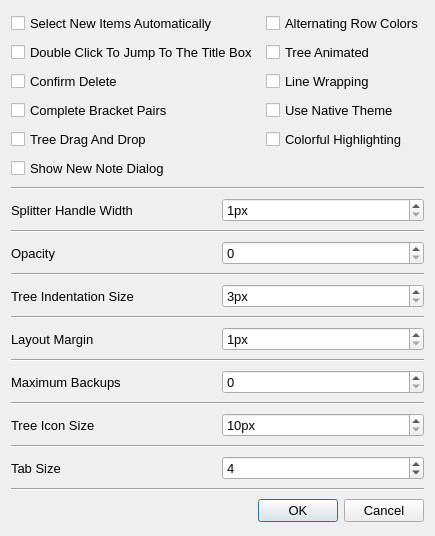
This is Dialogs/settingsdialog.ui in UnkindledTwo/TreeNotes as Qt 5 draws it before an edit. The edited form follows.
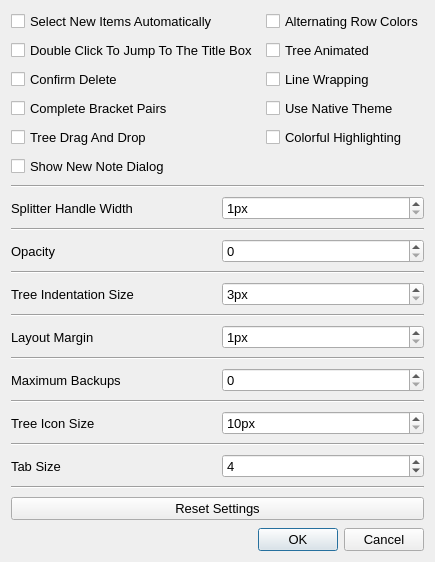
This is the edited form.

Diff of the .ui file:
```diff
--- a/Dialogs/settingsdialog.ui
+++ b/Dialogs/settingsdialog.ui
@@ -7,7 +7,7 @@
     <x>0</x>
     <y>0</y>
     <width>435</width>
-    <height>536</height>
+    <height>551</height>
    </rect>
   </property>
   <property name="minimumSize">
@@ -51,7 +51,7 @@
     <number>0</number>
    </property>
    <item row="1" column="0">
-    <layout class="QVBoxLayout" name="verticalLayout" stretch="0,0,0,0,0,0,0,0,0,0,0,0,0,0,0,0,0">
+    <layout class="QVBoxLayout" name="verticalLayout" stretch="0,0,0,0,0,0,0,0,0,0,0,0,0,0,0,0,0,0">
      <property name="spacing">
       <number>8</number>
      </property>
@@ -444,6 +444,13 @@
        </property>
       </widget>
      </item>
+     <item>
+      <widget class="QPushButton" name="bResetSettings">
+       <property name="text">
+        <string>Reset Settings</string>
+       </property>
+      </widget>
+     </item>
      <item>
       <widget class="QDialogButtonBox" name="buttonBox">
        <property name="orientation">
```
